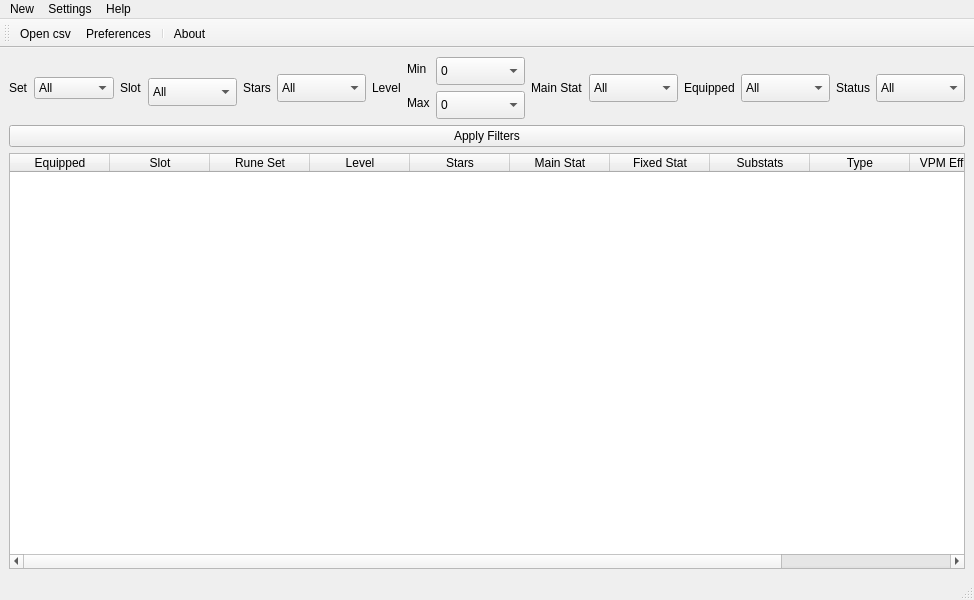
First picture: the form in ui_files/main_window.ui, repository cgt-soft/sw-rune, before the edit.
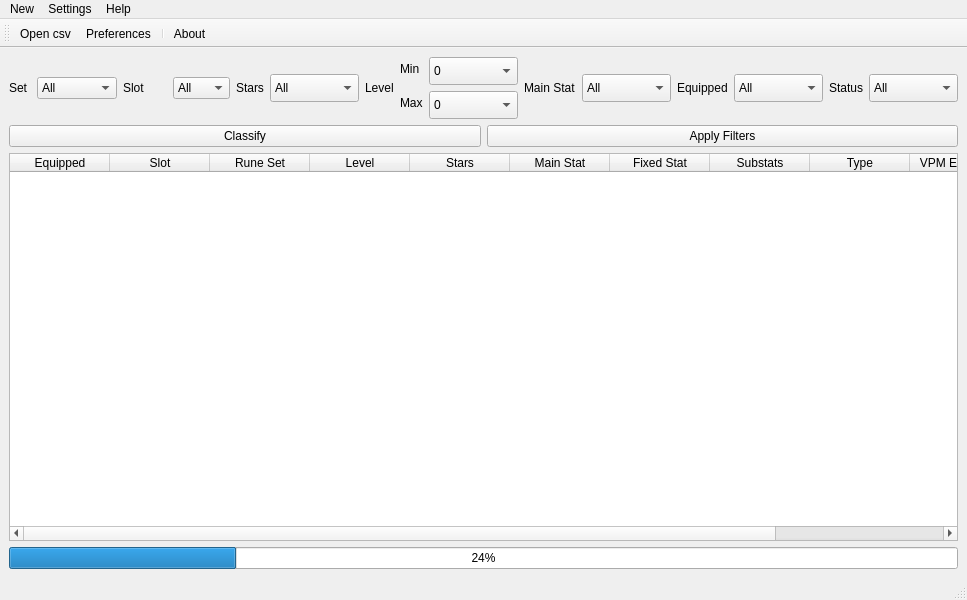
Second picture: the form after the edit. Icons and pictures are not drawn.

Commit message: added classify button

The edit to the form file:
```diff
--- a/ui_files/main_window.ui
+++ b/ui_files/main_window.ui
@@ -6,7 +6,7 @@
    <rect>
     <x>0</x>
     <y>0</y>
-    <width>953</width>
+    <width>967</width>
     <height>600</height>
    </rect>
   </property>
@@ -1295,69 +1295,17 @@
   <widget class="QWidget" name="centralwidget">
    <layout class="QVBoxLayout" name="verticalLayout">
     <item>
-     <layout class="QGridLayout" name="gridLayout">
-      <item row="0" column="3">
-       <widget class="QComboBox" name="slotComboBox">
-        <property name="minimumSize">
-         <size>
-          <width>89</width>
-          <height>28</height>
-         </size>
-        </property>
-        <property name="maximumSize">
-         <size>
-          <width>50</width>
-          <height>20</height>
-         </size>
-        </property>
+     <layout class="QHBoxLayout" name="horizontalLayout_10">
         <item>
-         <property name="text">
-          <string>All</string>
-         </property>
-        </item>
+       <layout class="QHBoxLayout" name="horizontalLayout_3">
         <item>
+         <widget class="QLabel" name="label">
          <property name="text">
-          <string>Even</string>
-         </property>
-        </item>
-        <item>
-         <property name="text">
-          <string>Odd</string>
-         </property>
-        </item>
-        <item>
-         <property name="text">
-          <string>1</string>
-         </property>
-        </item>
-        <item>
-         <property name="text">
-          <string>2</string>
-         </property>
-        </item>
-        <item>
-         <property name="text">
-          <string>3</string>
-         </property>
-        </item>
-        <item>
-         <property name="text">
-          <string>4</string>
-         </property>
-        </item>
-        <item>
-         <property name="text">
-          <string>5</string>
-         </property>
-        </item>
-        <item>
-         <property name="text">
-          <string>6</string>
-         </property>
-        </item>
-       </widget>
-      </item>
-      <item row="0" column="1">
+           <string>Set</string>
+          </property>
+         </widget>
+        </item>
+        <item>
        <widget class="QComboBox" name="setComboBox">
         <property name="currentText">
          <string>All</string>
@@ -1449,49 +1397,140 @@
         </item>
        </widget>
       </item>
-      <item row="0" column="0" alignment="Qt::AlignHCenter">
-       <widget class="QLabel" name="label">
-        <property name="text">
-         <string>Set</string>
-        </property>
-       </widget>
+       </layout>
       </item>
-      <item row="0" column="2" alignment="Qt::AlignHCenter">
+      <item>
+       <layout class="QHBoxLayout" name="horizontalLayout_4">
+        <item>
        <widget class="QLabel" name="label_2">
         <property name="text">
          <string>Slot</string>
         </property>
        </widget>
       </item>
-      <item row="0" column="10" alignment="Qt::AlignHCenter">
-       <widget class="QLabel" name="label_6">
+        <item>
+         <widget class="QComboBox" name="slotComboBox">
+          <item>
         <property name="text">
-         <string>Equipped</string>
-        </property>
-       </widget>
-      </item>
-      <item row="0" column="12" alignment="Qt::AlignHCenter">
-       <widget class="QLabel" name="label_9">
+            <string>All</string>
+           </property>
+          </item>
+          <item>
+           <property name="text">
+            <string>Odd</string>
+           </property>
+          </item>
+          <item>
+           <property name="text">
+            <string>Even</string>
+           </property>
+          </item>
+          <item>
+           <property name="text">
+            <string>1</string>
+           </property>
+          </item>
+          <item>
+           <property name="text">
+            <string>2</string>
+           </property>
+          </item>
+          <item>
+           <property name="text">
+            <string>3</string>
+           </property>
+          </item>
+          <item>
+           <property name="text">
+            <string>4</string>
+           </property>
+          </item>
+          <item>
+           <property name="text">
+            <string>5</string>
+           </property>
+          </item>
+          <item>
+           <property name="text">
+            <string>6</string>
+           </property>
+          </item>
+         </widget>
+        </item>
+       </layout>
+      </item>
+      <item>
+       <layout class="QHBoxLayout" name="horizontalLayout_5">
+        <item>
+         <widget class="QLabel" name="label_3">
         <property name="text">
-         <string>Status</string>
+           <string>Stars</string>
         </property>
        </widget>
       </item>
-      <item row="0" column="6" alignment="Qt::AlignHCenter">
+        <item>
+         <widget class="QComboBox" name="starsComboBox">
+          <property name="minimumSize">
+           <size>
+            <width>89</width>
+            <height>28</height>
+           </size>
+          </property>
+          <property name="maximumSize">
+           <size>
+            <width>50</width>
+            <height>16777215</height>
+           </size>
+          </property>
+          <item>
+           <property name="text">
+            <string>All</string>
+           </property>
+          </item>
+          <item>
+           <property name="text">
+            <string>1</string>
+           </property>
+          </item>
+          <item>
+           <property name="text">
+            <string>2</string>
+           </property>
+          </item>
+          <item>
+           <property name="text">
+            <string>3</string>
+           </property>
+          </item>
+          <item>
+           <property name="text">
+            <string>4</string>
+           </property>
+          </item>
+          <item>
+           <property name="text">
+            <string>5</string>
+           </property>
+          </item>
+          <item>
+           <property name="text">
+            <string>6</string>
+           </property>
+          </item>
+         </widget>
+        </item>
+       </layout>
+      </item>
+      <item>
+       <layout class="QHBoxLayout" name="horizontalLayout_6">
+        <item>
        <widget class="QLabel" name="label_4">
         <property name="text">
          <string>Level</string>
         </property>
        </widget>
       </item>
-      <item row="0" column="8" alignment="Qt::AlignHCenter">
-       <widget class="QLabel" name="label_5">
-        <property name="text">
-         <string>Main Stat</string>
-        </property>
-       </widget>
-      </item>
-      <item row="0" column="7">
+        <item>
        <layout class="QFormLayout" name="formLayout">
         <item row="0" column="0">
          <widget class="QLabel" name="label_7">
@@ -1704,45 +1743,18 @@
         </item>
        </layout>
       </item>
-      <item row="0" column="11">
-       <widget class="QComboBox" name="equippedComboBox">
-        <property name="minimumSize">
-         <size>
-          <width>89</width>
-          <height>28</height>
-         </size>
-        </property>
-        <property name="maximumSize">
-         <size>
-          <width>40</width>
-          <height>16777215</height>
-         </size>
-        </property>
-        <item>
-         <property name="text">
-          <string>All</string>
-         </property>
+       </layout>
         </item>
         <item>
-         <property name="text">
-          <string>Yes</string>
-         </property>
-        </item>
+       <layout class="QHBoxLayout" name="horizontalLayout_7">
         <item>
+         <widget class="QLabel" name="label_5">
          <property name="text">
-          <string>No</string>
-         </property>
-        </item>
-       </widget>
-      </item>
-      <item row="0" column="4" alignment="Qt::AlignHCenter">
-       <widget class="QLabel" name="label_3">
-        <property name="text">
-         <string>Stars</string>
-        </property>
-       </widget>
-      </item>
-      <item row="0" column="9">
+           <string>Main Stat</string>
+          </property>
+         </widget>
+        </item>
+        <item>
        <widget class="QComboBox" name="mainstatComboBox">
         <property name="minimumSize">
          <size>
@@ -1803,8 +1815,19 @@
         </item>
        </widget>
       </item>
-      <item row="0" column="5">
-       <widget class="QComboBox" name="starsComboBox">
+       </layout>
+      </item>
+      <item>
+       <layout class="QHBoxLayout" name="horizontalLayout_8">
+        <item>
+         <widget class="QLabel" name="label_6">
+          <property name="text">
+           <string>Equipped</string>
+          </property>
+         </widget>
+        </item>
+        <item>
+         <widget class="QComboBox" name="equippedComboBox">
         <property name="minimumSize">
          <size>
           <width>89</width>
@@ -1813,7 +1836,7 @@
         </property>
         <property name="maximumSize">
          <size>
-          <width>50</width>
+            <width>40</width>
           <height>16777215</height>
          </size>
         </property>
@@ -1829,32 +1852,23 @@
         </item>
         <item>
          <property name="text">
-          <string>2</string>
-         </property>
-        </item>
-        <item>
-         <property name="text">
-          <string>3</string>
-         </property>
+            <string>No</string>
+           </property>
+          </item>
+         </widget>
         </item>
-        <item>
-         <property name="text">
-          <string>4</string>
-         </property>
+       </layout>
         </item>
         <item>
-         <property name="text">
-          <string>5</string>
-         </property>
-        </item>
+       <layout class="QHBoxLayout" name="horizontalLayout_9">
         <item>
+         <widget class="QLabel" name="label_9">
          <property name="text">
-          <string>6</string>
-         </property>
-        </item>
-       </widget>
-      </item>
-      <item row="0" column="13">
+           <string>Status</string>
+          </property>
+         </widget>
+        </item>
+        <item>
        <widget class="QComboBox" name="statusComboBox">
         <property name="minimumSize">
          <size>
@@ -1887,6 +1901,17 @@
       </item>
      </layout>
     </item>
+     </layout>
+    </item>
+    <item>
+     <layout class="QHBoxLayout" name="horizontalLayout_2">
+      <item>
+       <widget class="QPushButton" name="classifyButton">
+        <property name="text">
+         <string>Classify</string>
+        </property>
+       </widget>
+      </item>
     <item>
      <widget class="QPushButton" name="filtersButton">
       <property name="text">
@@ -1894,6 +1919,8 @@
       </property>
      </widget>
     </item>
+     </layout>
+    </item>
     <item>
      <widget class="QTableWidget" name="runeTableWidget">
       <property name="sizeAdjustPolicy">
@@ -1968,6 +1995,13 @@
       </column>
      </widget>
     </item>
+    <item>
+     <widget class="QProgressBar" name="progressBar">
+      <property name="value">
+       <number>24</number>
+      </property>
+     </widget>
+    </item>
    </layout>
   </widget>
   <widget class="QMenuBar" name="menubar">
@@ -1975,7 +2009,7 @@
     <rect>
      <x>0</x>
      <y>0</y>
-     <width>953</width>
+     <width>967</width>
      <height>21</height>
     </rect>
    </property>
```
Left out of the diff: 2 changed lines with no effect on the pictures. Lines whose indentation alone changed are shown as unchanged. The commit also changes 2 other files.
